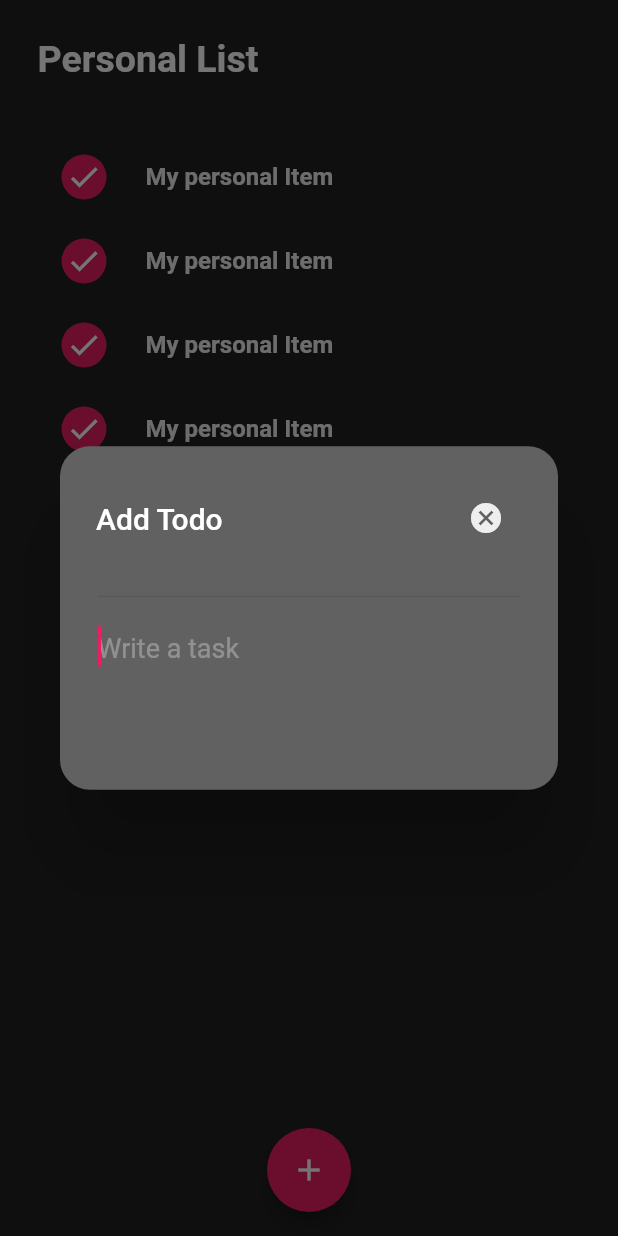
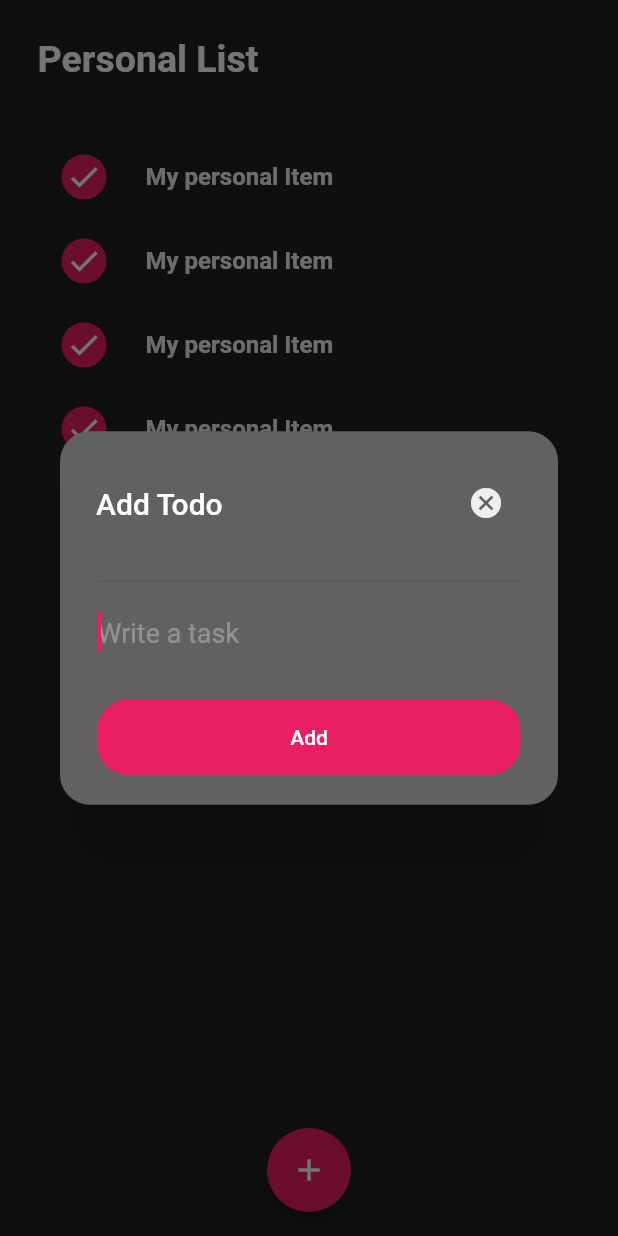
Before and after one commit to RafaelMarinho96/todo-list, a Flutter app: the screen it shows after launch, after a tap on the "add" icon, on a phone screen of 412 x 824 dp. Run offline on Flutter 3.47's test engine with Material 2 defaults, Android fonts, the phone set to English and light mode, and no system bars.

Commit message:
fix: add dialog button

```diff
--- a/lib/screens/list_screen.dart
+++ b/lib/screens/list_screen.dart
@@ -93,8 +93,22 @@ class ListScreen extends StatelessWidget {
                           border: InputBorder.none),
                     ),
                     SizedBox(
+                      height: 20.0,
+                    ),
+                    SizedBox(
                       width: MediaQuery.of(context).size.width,
                       height: 50.0,
+                      child: TextButton(
+                        onPressed: () {},
+                        child: Text(
+                          'Add',
+                          style: TextStyle(color: Colors.white),
+                        ),
+                        style: TextButton.styleFrom(
+                            backgroundColor: Theme.of(context).primaryColor,
+                            shape: RoundedRectangleBorder(
+                                borderRadius: BorderRadius.circular(20.0))),
+                      ),
                     )
                   ],
                 );
```
Also changed, not shown: lib/screens/card_screen.dart (added).
